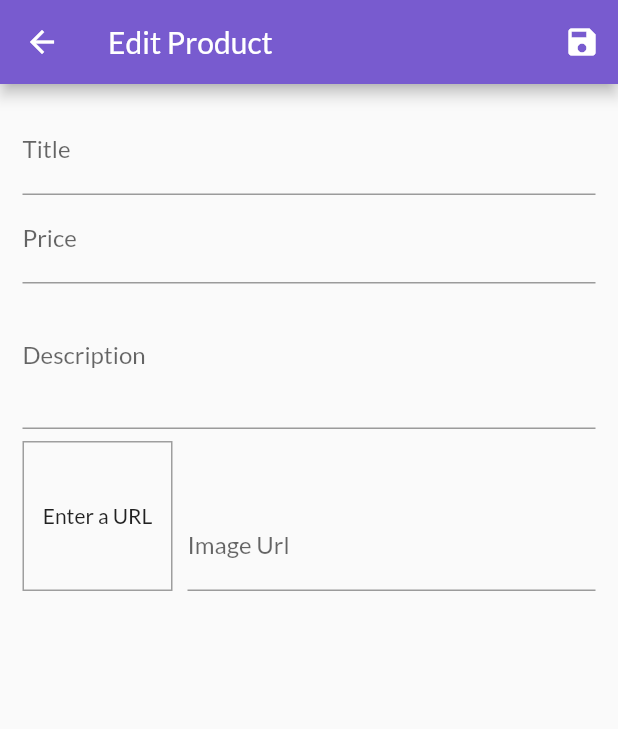
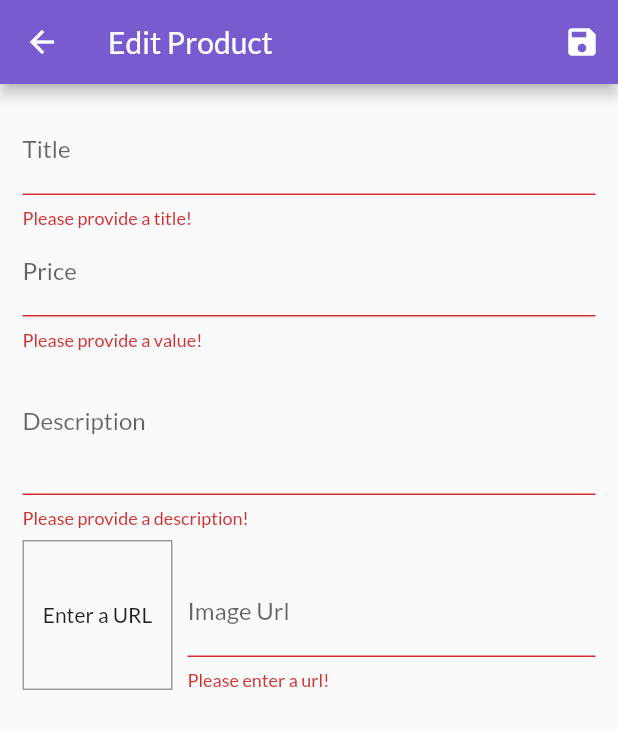
Before and after one commit to archrave/VCart-E-commerce-App, a Flutter app: the EditProductScreen screen opened by its route, after a tap on the "save" icon, on a phone screen of 412 x 824 dp. Shown: the top 729 px of the screen. Run offline on Flutter 3.47's test engine with Material 2 defaults, Android fonts, the phone set to English and light mode, and no system bars; network calls fail.

Commit message:
Added functionality to add new product by user

```diff
--- a/lib/screens/edit_product_screen.dart
+++ b/lib/screens/edit_product_screen.dart
@@ -1,6 +1,8 @@
 import 'package:flutter/material.dart';
 import 'package:flutter/services.dart';
+import 'package:provider/provider.dart';
 import '../providers/product.dart';
+import '../providers/products_provider.dart';
 
 class EditProductScreen extends StatefulWidget {
   static const routeName = '/edit-product';
@@ -40,16 +42,24 @@ class _EditProductScreenState extends State<EditProductScreen> {
   }
 
   void _updateImgUrl() {
-    if (!_imageUrlFocusNode.hasFocus) setState(() {});
+    if (!_imageUrlFocusNode.hasFocus) {
+      if (!_imageUrlController.text.startsWith('http') &&
+          !_imageUrlController.text.startsWith('https')) return;
+    }
+    setState(() {});
   }
 
   void _saveForm() {
+    final _isValid = _form.currentState.validate();
+    if (!_isValid) return;
     _form.currentState.save();
     //print(_editedProduct.id);
     print(_editedProduct.title);
     print(_editedProduct.description);
     print(_editedProduct.price);
     print(_editedProduct.imageUrl);
+    Provider.of<Products>(context, listen: false).addProduct(_editedProduct);
+    Navigator.of(context).pop();
   }
 
   @override
@@ -78,15 +88,21 @@ class _EditProductScreenState extends State<EditProductScreen> {
                         description: _editedProduct.description,
                         price: _editedProduct.price,
                         imageUrl: _editedProduct.imageUrl);
-                    }),
+                  },
+                  validator: (value) {
+                    if (value.isEmpty)
+                      return 'Please provide a title!';
+                    else
+                      return null;
+                  },
+                ),
                 TextFormField(
                   decoration: InputDecoration(labelText: 'Price'),
                   textInputAction: TextInputAction.next,
                   keyboardType: TextInputType.number,
                   focusNode: _priceFocusNode,
                   onFieldSubmitted: (_) {
-                      FocusScope.of(context)
-                          .requestFocus(_descriptionFocusNode);
+                    FocusScope.of(context).requestFocus(_descriptionFocusNode);
                   },
                   onSaved: (value) {
                     _editedProduct = Product(
@@ -95,7 +111,16 @@ class _EditProductScreenState extends State<EditProductScreen> {
                         description: _editedProduct.description,
                         price: double.parse(value),
                         imageUrl: _editedProduct.imageUrl);
-                    }),
+                  },
+                  validator: (value) {
+                    if (value.isEmpty) return 'Please provide a value!';
+                    if (double.tryParse(value) == null)
+                      return 'Please provide a valid price!';
+                    if (double.parse(value) <= 0)
+                      return 'Please provide a valid price!';
+                    return null;
+                  },
+                ),
                 TextFormField(
                   decoration: InputDecoration(labelText: 'Description'),
                   maxLines: 3,
@@ -109,7 +134,14 @@ class _EditProductScreenState extends State<EditProductScreen> {
                         description: value,
                         price: _editedProduct.price,
                         imageUrl: _editedProduct.imageUrl);
-                    }),
+                  },
+                  validator: (value) {
+                    if (value.isEmpty)
+                      return 'Please provide a description!';
+                    else
+                      return null;
+                  },
+                ),
                 Row(
                   crossAxisAlignment: CrossAxisAlignment.end,
                   children: [
@@ -154,7 +186,16 @@ class _EditProductScreenState extends State<EditProductScreen> {
                               description: _editedProduct.description,
                               price: _editedProduct.price,
                               imageUrl: value);
-                          }),
+                        },
+                        validator: (value) {
+                          if (value.isEmpty) return 'Please enter a url!';
+                          if (!value.startsWith('http') &&
+                              !value.startsWith('https'))
+                            return 'Please enter a valid url!';
+                          else
+                            return null;
+                        },
+                      ),
                     )
                   ],
                 )
```
Also changed, not shown: lib/providers/products_provider.dart (+9 -2 lines). Lines whose indentation alone changed are shown as unchanged.
